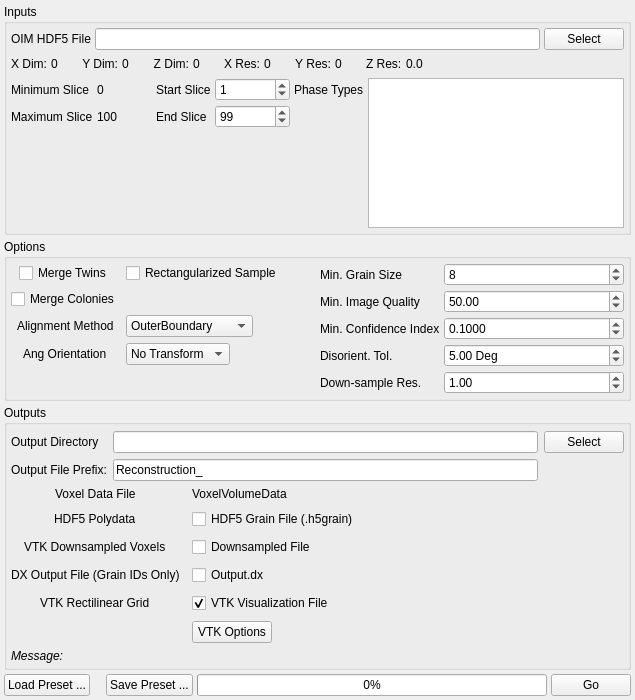
Before: the Qt Designer form Source/Plugins/Reconstruction/UI/ReconstructionWidget.ui in BlueQuartzSoftware/DREAM3D, drawn with Qt 5.
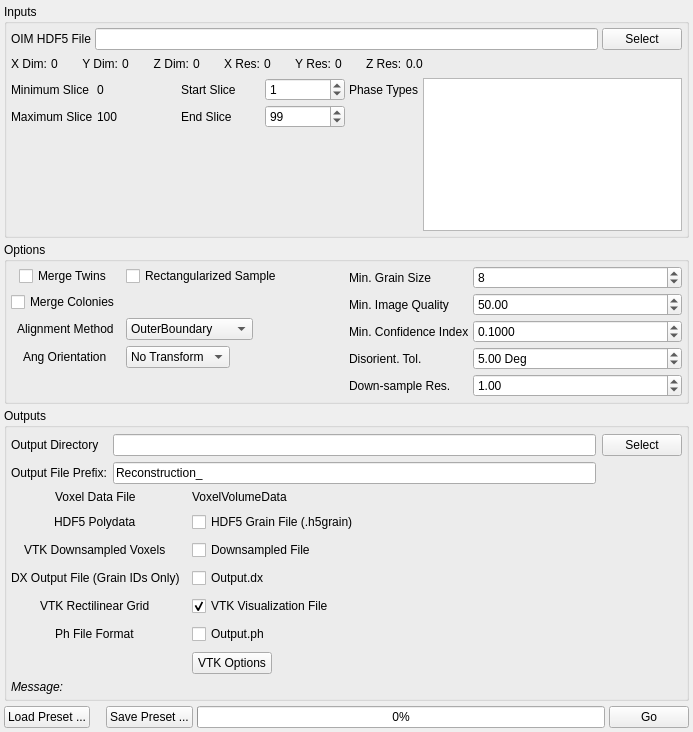
After: the same form once the commit is applied. Custom widgets are drawn as their Qt base class.

Commit message: Adding Writing of Ph file to Reconstruction and tweaking some code bugs from earlier commits and fixing merge errors with one minor API update to writing the Ph File.

The edit to the form file:
```diff
--- a/Source/Plugins/Reconstruction/UI/ReconstructionWidget.ui
+++ b/Source/Plugins/Reconstruction/UI/ReconstructionWidget.ui
@@ -6,8 +6,8 @@
    <rect>
     <x>0</x>
     <y>0</y>
-    <width>635</width>
-    <height>700</height>
+    <width>693</width>
+    <height>732</height>
    </rect>
   </property>
   <property name="sizePolicy">
@@ -695,7 +695,7 @@
           </property>
          </widget>
         </item>
-        <item row="6" column="1">
+        <item row="8" column="1">
          <widget class="QPushButton" name="m_VtkOptionsBtn">
           <property name="text">
            <string>VTK Options</string>
@@ -774,6 +774,23 @@
           </property>
          </widget>
         </item>
+        <item row="6" column="0">
+         <widget class="QLabel" name="label_22">
+          <property name="text">
+           <string>Ph File Format</string>
+          </property>
+         </widget>
+        </item>
+        <item row="6" column="1">
+         <widget class="QCheckBox" name="m_PhFile">
+          <property name="text">
+           <string>Output.ph</string>
+          </property>
+          <property name="checked">
+           <bool>false</bool>
+          </property>
+         </widget>
+        </item>
        </layout>
       </item>
       <item>
```
The commit also changes 6 other files.
